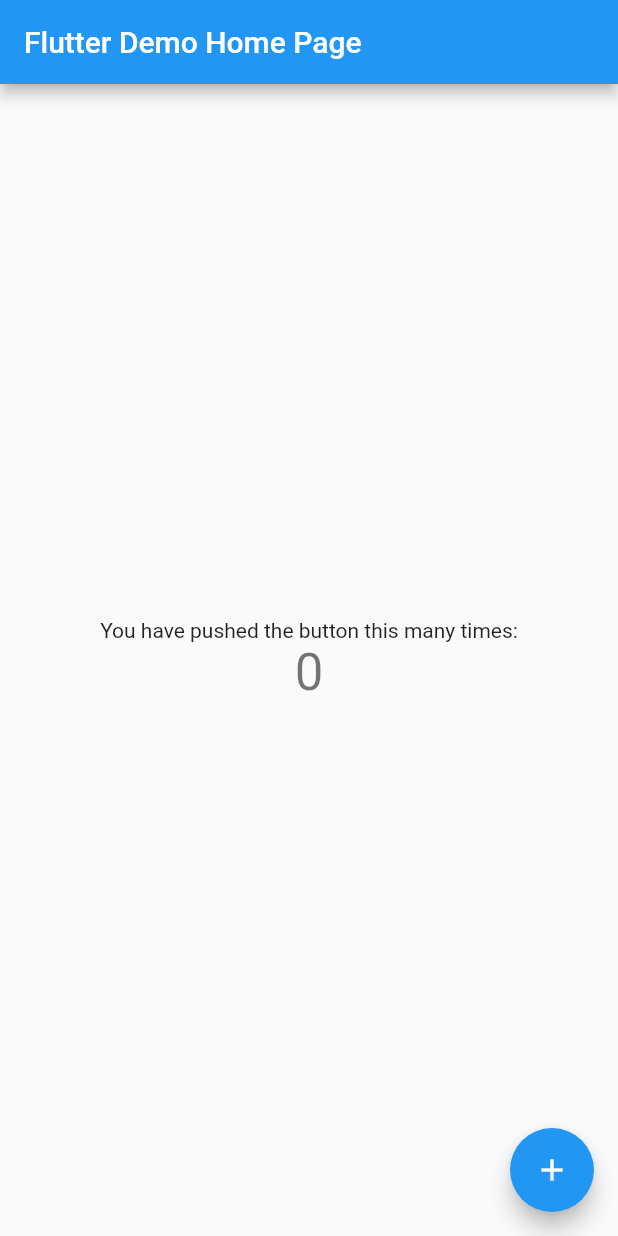
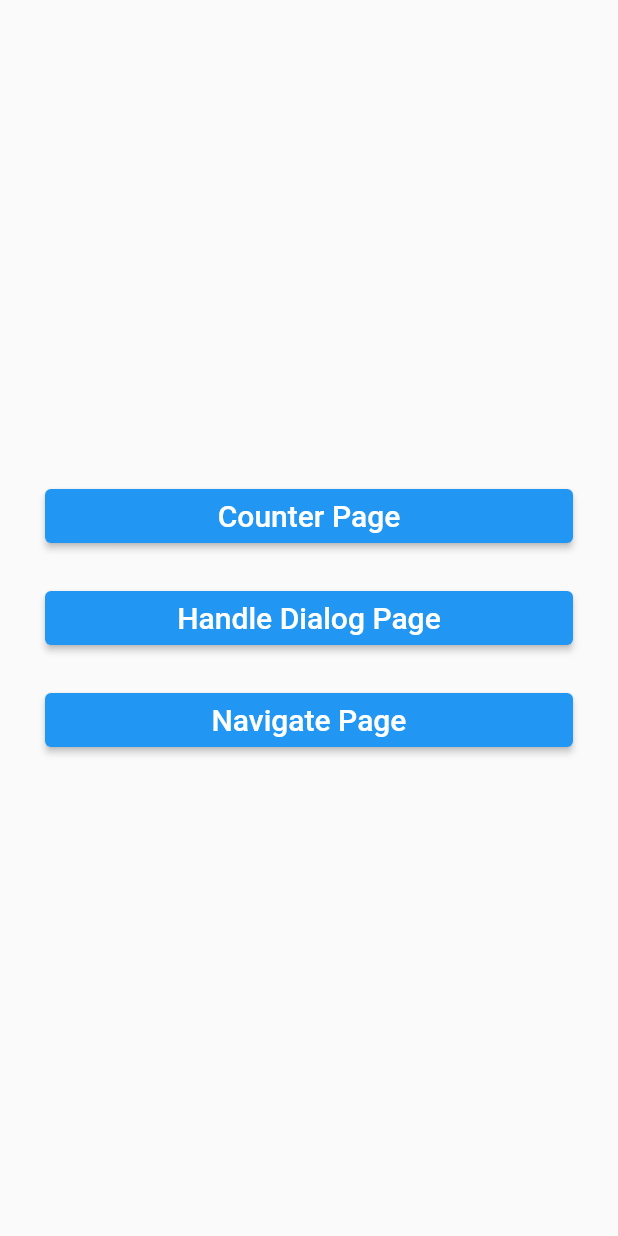
Before and after one commit to jyryuitpro/provider_overview_16, a Flutter app: the screen it shows after launch, on a phone screen of 412 x 824 dp. Run offline on Flutter 3.47's test engine with Material 2 defaults, Android fonts, the phone set to English and light mode, and no system bars.

```diff
--- a/lib/main.dart
+++ b/lib/main.dart
@@ -1,4 +1,9 @@
 import 'package:flutter/material.dart';
+import 'package:provider/provider.dart';
+import 'package:provider_overview_16/pages/counter_page.dart';
+import 'package:provider_overview_16/pages/handle_dialog_page.dart';
+import 'package:provider_overview_16/pages/navigate_page.dart';
+import 'package:provider_overview_16/providers/counter.dart';
 
 void main() {
   runApp(const MyApp());
@@ -7,109 +12,76 @@ void main() {
 class MyApp extends StatelessWidget {
   const MyApp({Key? key}) : super(key: key);
 
-  // This widget is the root of your application.
   @override
   Widget build(BuildContext context) {
-    return MaterialApp(
-      title: 'Flutter Demo',
-      theme: ThemeData(
-        // This is the theme of your application.
-        //
-        // Try running your application with "flutter run". You'll see the
-        // application has a blue toolbar. Then, without quitting the app, try
-        // changing the primarySwatch below to Colors.green and then invoke
-        // "hot reload" (press "r" in the console where you ran "flutter run",
-        // or simply save your changes to "hot reload" in a Flutter IDE).
-        // Notice that the counter didn't reset back to zero; the application
-        // is not restarted.
-        primarySwatch: Colors.blue,
+    return ChangeNotifierProvider<Counter>(
+      create: (_) => Counter(),
+      child: MaterialApp(
+        title: 'addPostFrameCallback',
+        debugShowCheckedModeBanner: false,
+        theme: ThemeData(
+          primarySwatch: Colors.blue,
+        ),
+        home: const MyHomePage(),
       ),
-      home: const MyHomePage(title: 'Flutter Demo Home Page'),
     );
   }
 }
 
-class MyHomePage extends StatefulWidget {
-  const MyHomePage({Key? key, required this.title}) : super(key: key);
-
-  // This widget is the home page of your application. It is stateful, meaning
-  // that it has a State object (defined below) that contains fields that affect
-  // how it looks.
-
-  // This class is the configuration for the state. It holds the values (in this
-  // case the title) provided by the parent (in this case the App widget) and
-  // used by the build method of the State. Fields in a Widget subclass are
-  // always marked "final".
-
-  final String title;
-
-  @override
-  State<MyHomePage> createState() => _MyHomePageState();
-}
-
-class _MyHomePageState extends State<MyHomePage> {
-  int _counter = 0;
-
-  void _incrementCounter() {
-    setState(() {
-      // This call to setState tells the Flutter framework that something has
-      // changed in this State, which causes it to rerun the build method below
-      // so that the display can reflect the updated values. If we changed
-      // _counter without calling setState(), then the build method would not be
-      // called again, and so nothing would appear to happen.
-      _counter++;
-    });
-  }
+class MyHomePage extends StatelessWidget {
+  const MyHomePage({Key? key}) : super(key: key);
 
   @override
   Widget build(BuildContext context) {
-    // This method is rerun every time setState is called, for instance as done
-    // by the _incrementCounter method above.
-    //
-    // The Flutter framework has been optimized to make rerunning build methods
-    // fast, so that you can just rebuild anything that needs updating rather
-    // than having to individually change instances of widgets.
     return Scaffold(
-      appBar: AppBar(
-        // Here we take the value from the MyHomePage object that was created by
-        // the App.build method, and use it to set our appbar title.
-        title: Text(widget.title),
-      ),
       body: Center(
-        // Center is a layout widget. It takes a single child and positions it
-        // in the middle of the parent.
-        child: Column(
-          // Column is also a layout widget. It takes a list of children and
-          // arranges them vertically. By default, it sizes itself to fit its
-          // children horizontally, and tries to be as tall as its parent.
-          //
-          // Invoke "debug painting" (press "p" in the console, choose the
-          // "Toggle Debug Paint" action from the Flutter Inspector in Android
-          // Studio, or the "Toggle Debug Paint" command in Visual Studio Code)
-          // to see the wireframe for each widget.
-          //
-          // Column has various properties to control how it sizes itself and
-          // how it positions its children. Here we use mainAxisAlignment to
-          // center the children vertically; the main axis here is the vertical
-          // axis because Columns are vertical (the cross axis would be
-          // horizontal).
-          mainAxisAlignment: MainAxisAlignment.center,
-          children: <Widget>[
-            const Text(
-              'You have pushed the button this many times:',
-            ),
-            Text(
-              '$_counter',
-              style: Theme.of(context).textTheme.headline4,
-            ),
-          ],
+        child: Padding(
+          padding: const EdgeInsets.symmetric(horizontal: 30.0),
+          child: ListView(
+            shrinkWrap: true,
+            children: [
+              ElevatedButton(
+                child: Text(
+                  'Counter Page',
+                  style: TextStyle(fontSize: 20.0),
+                ),
+                onPressed: () => Navigator.push(
+                  context,
+                  MaterialPageRoute(
+                    builder: (_) => CounterPage(),
+                  ),
+                ),
+              ),
+              SizedBox(height: 20.0,),
+              ElevatedButton(
+                child: Text(
+                  'Handle Dialog Page',
+                  style: TextStyle(fontSize: 20.0),
+                ),
+                onPressed: () => Navigator.push(
+                  context,
+                  MaterialPageRoute(
+                    builder: (_) => HandleDialogPage(),
+                  ),
+                ),
+              ),
+              SizedBox(height: 20.0,),
+              ElevatedButton(
+                child: Text(
+                  'Navigate Page',
+                  style: TextStyle(fontSize: 20.0),
+                ),
+                onPressed: () => Navigator.push(
+                  context,
+                  MaterialPageRoute(
+                    builder: (_) => NavigatePage(),
+                  ),
+                ),
+              ),
+            ],
+          ),
         ),
       ),
-      floatingActionButton: FloatingActionButton(
-        onPressed: _incrementCounter,
-        tooltip: 'Increment',
-        child: const Icon(Icons.add),
-      ), // This trailing comma makes auto-formatting nicer for build methods.
     );
   }
 }
--- /dev/null
+++ b/lib/providers/counter.dart
@@ -0,0 +1,10 @@
+import 'package:flutter/foundation.dart';
+
+class Counter with ChangeNotifier {
+  int counter = 0;
+
+  void increment() {
+    counter++;
+    notifyListeners();
+  }
+}
--- a/pubspec.yaml
+++ b/pubspec.yaml
@@ -34,6 +34,7 @@ dependencies:
   # The following adds the Cupertino Icons font to your application.
   # Use with the CupertinoIcons class for iOS style icons.
   cupertino_icons: ^1.0.2
+  provider: ^6.0.1
 
 dev_dependencies:
   flutter_test:
```
Also changed, not shown: lib/pages/counter_page.dart (added, +53 -0 lines), lib/pages/handle_dialog_page.dart (added, +61 -0 lines), lib/pages/navigate_page.dart (added, +63 -0 lines), pubspec.lock.
